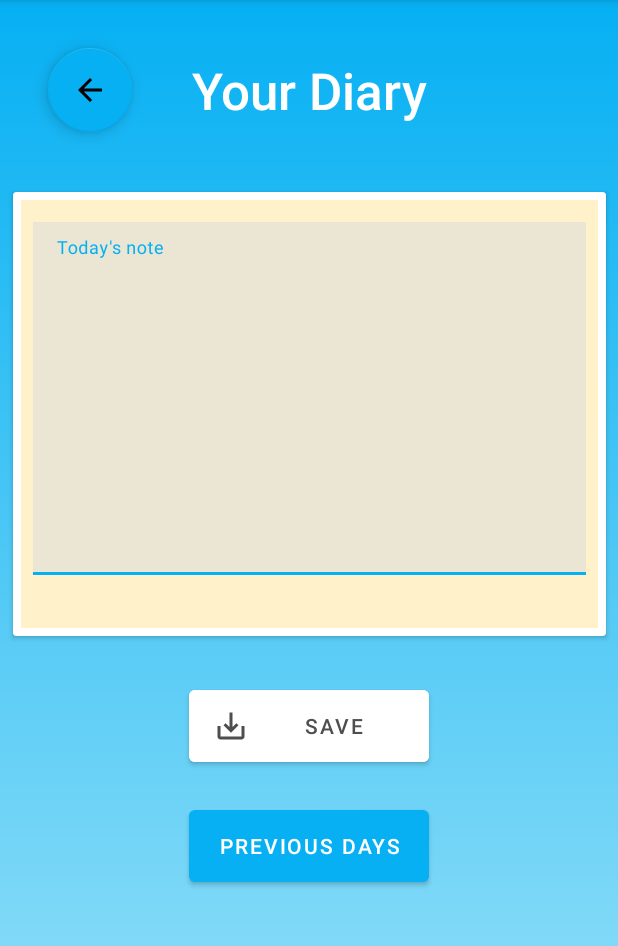
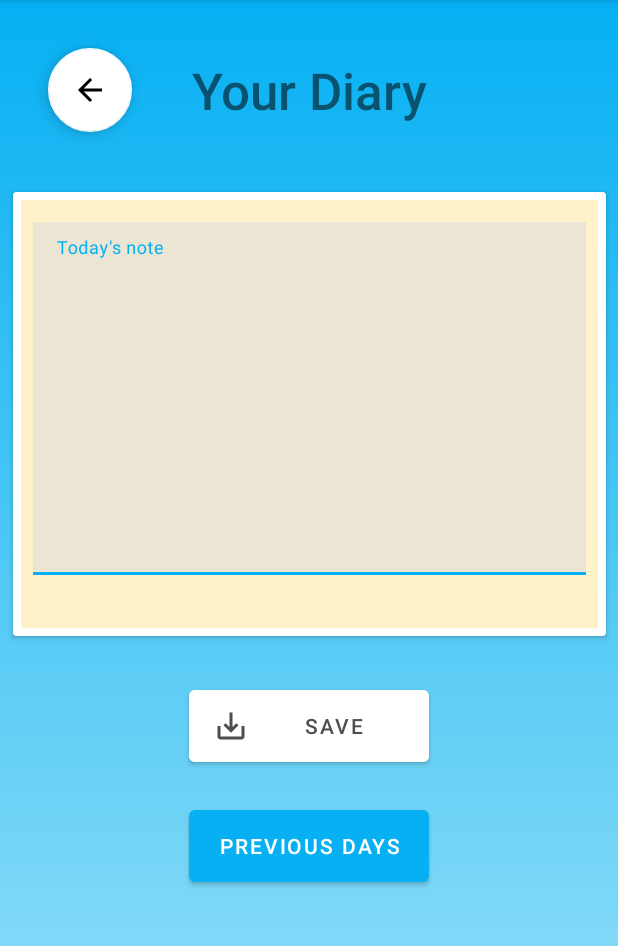
Before and after one commit to The-Doctors-PM/project-m, an Android app: the MyDiaryActivity screen opened directly, with no data from a screen before it, on a phone screen of 412 x 824 dp, the part 84-1030 px from its top. Run offline under Robolectric (Android 15) with nearby library versions, the phone set to English and light mode, and no system bars; our stand-ins replace Room's generated code.

Commit message:
Updated Buttons Diary + Goals
Change of color also changed the layout of main Activity

```diff
--- a/app/src/main/res/layout/activity_goals.xml
+++ b/app/src/main/res/layout/activity_goals.xml
@@ -22,7 +22,7 @@
             android:layout_marginTop="32dp"
             android:clickable="true"
             android:contentDescription="Back"
-            app:backgroundTint="@color/blueSplash"
+            app:backgroundTint="@color/white"
             app:srcCompat="@drawable/baseline_arrow_back_24" />
 
         <TextView
--- a/app/src/main/res/layout/activity_main.xml
+++ b/app/src/main/res/layout/activity_main.xml
@@ -11,7 +11,7 @@
     <TextView
         android:layout_width="match_parent"
         android:layout_height="wrap_content"
-        android:layout_marginTop="50dp"
+        android:layout_marginTop="40dp"
         android:textAlignment="center"
         android:textSize="40sp"
         android:textColor="@color/white"
@@ -24,7 +24,7 @@
         android:layout_height="150dp"
         android:id="@+id/button1"
         android:layout_gravity="center"
-        android:layout_marginTop="50dp"
+        android:layout_marginTop="30dp"
         android:background="@drawable/round_menu">
 
         <ImageButton
@@ -59,7 +59,7 @@
         android:layout_width="match_parent"
         android:layout_height="wrap_content"
         android:orientation="horizontal"
-        android:layout_marginTop="30dp"
+        android:layout_marginTop="25dp"
         android:gravity="center">
 
         <FrameLayout
--- a/app/src/main/res/layout/activity_my_diary.xml
+++ b/app/src/main/res/layout/activity_my_diary.xml
@@ -16,7 +16,7 @@
         android:layout_marginTop="32dp"
         android:clickable="true"
         android:contentDescription="Back"
-        app:backgroundTint="@color/blueSplash"
+        app:backgroundTint="@color/white"
         app:layout_constraintStart_toStartOf="parent"
         app:layout_constraintTop_toTopOf="parent"
         app:srcCompat="@drawable/baseline_arrow_back_24" />
@@ -116,7 +116,6 @@
         android:layout_width="wrap_content"
         android:layout_height="wrap_content"
         android:text="Your Diary"
-        android:textColor="@color/white"
         android:fontFamily="sans-serif-light"
         android:textAlignment="center"
         android:textSize="34sp"
--- a/app/src/main/res/layout/activity_past_notes.xml
+++ b/app/src/main/res/layout/activity_past_notes.xml
@@ -15,7 +15,7 @@
         android:layout_marginTop="32dp"
         android:clickable="true"
         android:contentDescription="Back"
-        app:backgroundTint="@color/blueSplash"
+        app:backgroundTint="@color/white"
         app:layout_constraintStart_toStartOf="parent"
         app:layout_constraintTop_toTopOf="parent"
         app:srcCompat="@drawable/baseline_arrow_back_24" />
--- a/app/src/main/res/layout/activity_single_past_note.xml
+++ b/app/src/main/res/layout/activity_single_past_note.xml
@@ -15,7 +15,7 @@
         android:layout_marginTop="32dp"
         android:clickable="true"
         android:contentDescription="Back"
-        app:backgroundTint="@color/blueSplash"
+        app:backgroundTint="@color/white"
         app:layout_constraintStart_toStartOf="parent"
         app:layout_constraintTop_toTopOf="parent"
         app:srcCompat="@drawable/baseline_arrow_back_24" />
--- a/app/src/main/res/layout/note_row.xml
+++ b/app/src/main/res/layout/note_row.xml
@@ -4,6 +4,7 @@
     android:layout_height="60dp"
     android:layout_marginLeft="0dp"
     android:layout_marginRight="0dp"
+    android:layout_marginBottom="5dp"
     android:gravity="center_vertical">
 
     <View
@@ -28,6 +29,7 @@
         android:layout_height="wrap_content"
         android:layout_marginStart="25dp"
         android:layout_marginTop="0dp"
+        android:textColor="@color/black"
         android:text="Friday - 28/04/2023"
         android:textStyle="italic" />
 
```
